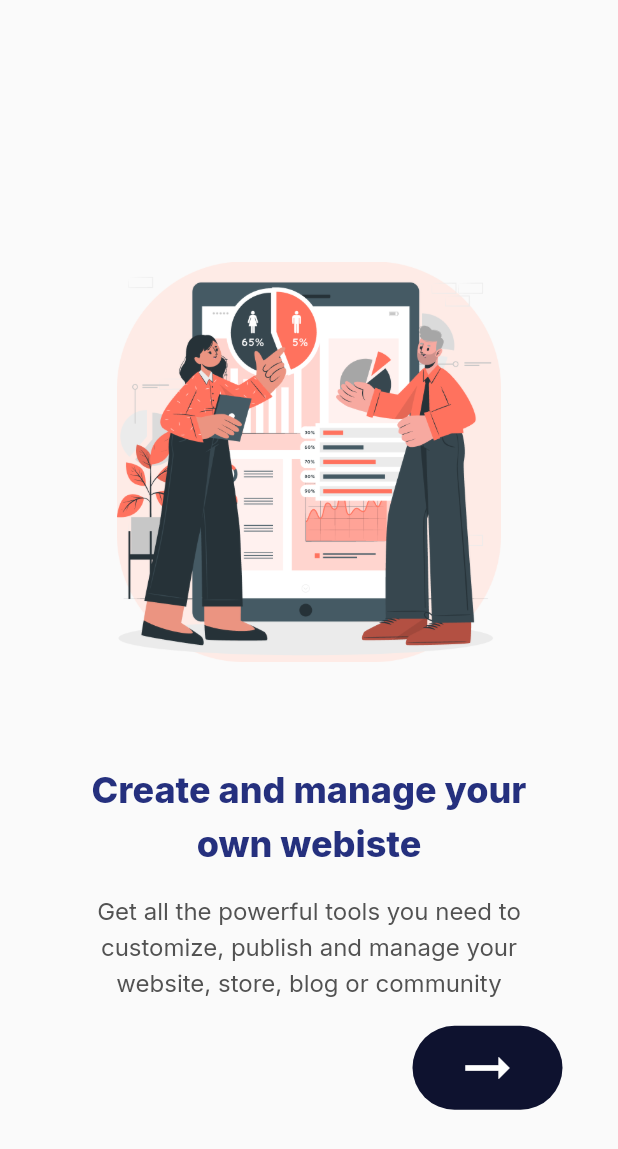
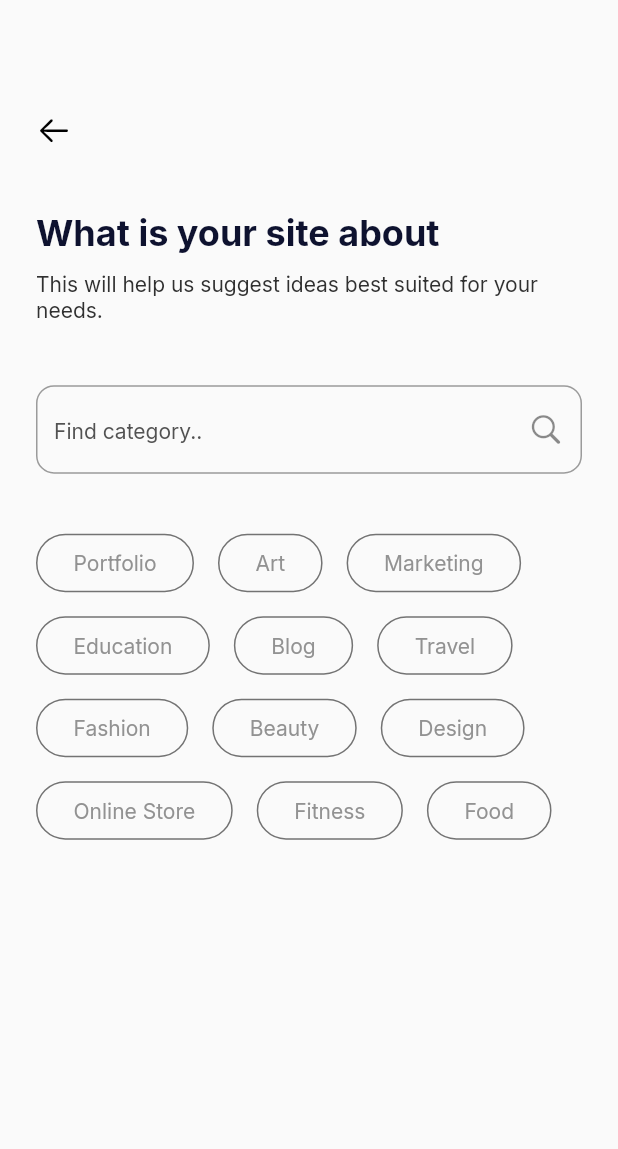
Before and after one commit to maoja37/screeApp, a Flutter app: the screen it shows after launch, on a phone screen of 412 x 824 dp. Shown: the top 1149 px of the screen. Run offline on Flutter 3.47's test engine with Material 2 defaults, Android fonts, the phone set to English and light mode, and no system bars; our stand-ins replace google_fonts.

Commit message:
Website Set UP Screen Commit

```diff
--- a/lib/Screens/LoginProcess/welcome_screen.dart
+++ b/lib/Screens/LoginProcess/welcome_screen.dart
@@ -2,6 +2,7 @@ import 'package:flutter/cupertino.dart';
 import 'package:flutter/material.dart';
 import 'package:flutter/painting.dart';
 import 'package:flutter/rendering.dart';
+import 'package:scree/Screens/WebsiteSetup/site_about.dart';
 import 'package:scree/constants.dart';
 
 class WelcomeScreen extends StatefulWidget {
@@ -47,7 +48,9 @@ class _WelcomeScreenState extends State<WelcomeScreen> {
               shape: RoundedRectangleBorder(
                   borderRadius: BorderRadius.circular(100)),
               color: primary1,
-              onPressed: () {},
+              onPressed: () {
+                Navigator.of(context).push(MaterialPageRoute(builder: (context)=> SiteAbooutScreen()));
+              },
               padding: EdgeInsets.symmetric(horizontal: 32, vertical: 18),
               child: Text(
                 'Start Creating',
--- /dev/null
+++ b/lib/Screens/WebsiteSetup/site_about.dart
@@ -0,0 +1,117 @@
+import 'package:flutter/cupertino.dart';
+import 'package:flutter/material.dart';
+import 'package:flutter/painting.dart';
+import 'package:scree/Screens/WebsiteSetup/site_like.dart';
+import 'package:scree/constants.dart';
+
+class SiteAbooutScreen extends StatefulWidget {
+  const SiteAbooutScreen({Key? key}) : super(key: key);
+
+  @override
+  _SiteAbooutScreenState createState() => _SiteAbooutScreenState();
+}
+
+class _SiteAbooutScreenState extends State<SiteAbooutScreen> {
+  bool _isTapped = false;
+   List<String> tappedItems = [];
+
+  @override
+  Widget build(BuildContext context) {
+    return Scaffold(
+      body: Padding(
+        padding: EdgeInsets.only(left: 24, right: 24, top: 74.75),
+        child: SingleChildScrollView(
+          scrollDirection: Axis.vertical,
+          child: Column(
+            crossAxisAlignment: CrossAxisAlignment.start,
+            children: [
+              Icon(CupertinoIcons.arrow_left, color: Colors.black),
+              SizedBox(
+                height: 42,
+              ),
+              Text(
+                'What is your site about',
+                style: Header5.copyWith(color: primary1),
+              ),
+              SizedBox(
+                height: 11,
+              ),
+              Text(
+                'This will help us suggest ideas best suited for your\nneeds.',
+                style: Small.copyWith(
+                  color: Color(0xff303030),
+                ),
+              ),
+              SizedBox(
+                height: 42,
+              ),
+              TextFormField(
+                  decoration: InputDecoration(
+                border: OutlineInputBorder(
+                  borderRadius: BorderRadius.circular(12),
+                ),
+                hintText: 'Find category..',
+                hintStyle: Small.copyWith(color: Color(0xff525252)),
+                suffixIcon: Icon(CupertinoIcons.search),
+              )),
+              SizedBox(
+                height: 40,
+              ),
+              Wrap(
+                spacing: 16,
+                runSpacing: 16,
+                children: _stuff
+                    .map(
+                      (strings) => GestureDetector(
+                        onTap: () {
+                          setState(()  {
+                            tappedItems.contains(strings)? tappedItems.remove(strings) : tappedItems.add(strings);
+
+                             Future.delayed(Duration(milliseconds: 2000), (){ Navigator.of(context).push(MaterialPageRoute(builder: (context)=> SiteLikeScreen() ));});
+
+
+
+                          });
+                        },
+                        child: AnimatedContainer(
+                          padding:
+                              EdgeInsets.symmetric(horizontal: 24, vertical: 10),
+                          duration: Duration(milliseconds: 200),
+                          decoration: BoxDecoration(
+                              color: tappedItems.contains(strings) ? primary1 : Colors.transparent,
+                              border: Border.all(color: Colors.black54),
+                              borderRadius: BorderRadius.circular(100)),
+                          child: Text(
+                            strings,
+                            style: Small.copyWith(
+                                fontSize: 14,
+                                color:
+                                   tappedItems.contains(strings) ? Colors.white : Color(0xff929292)),
+                          ),
+                        ),
+                      ),
+                    )
+                    .toList(),
+              )
+            ],
+          ),
+        ),
+      ),
+    );
+  }
+
+  List<String> _stuff = [
+    'Portfolio',
+    'Art',
+    'Marketing',
+    'Education',
+    'Blog',
+    'Travel',
+    'Fashion',
+    'Beauty',
+    'Design',
+    'Online Store',
+    'Fitness',
+    'Food'
+  ];
+}
--- a/lib/Screens/splash_screen.dart
+++ b/lib/Screens/splash_screen.dart
@@ -1,6 +1,7 @@
 import 'package:flutter/material.dart';
 import 'package:google_fonts/google_fonts.dart';
 import 'package:scree/Screens/LoginProcess/onboarding1.dart';
+import 'package:scree/Screens/WebsiteSetup/site_about.dart';
 
 class SplashScreen extends StatefulWidget {
   @override
@@ -21,7 +22,7 @@ class _SplashScreenState extends State<SplashScreen> {
   _navigateToHome()async{
     await Future.delayed(Duration(milliseconds: 7000), (){});
 
-    Navigator.of(context).pushReplacement(MaterialPageRoute(builder: (context)=> OnboardingScreen() ));
+    Navigator.of(context).pushReplacement(MaterialPageRoute(builder: (context)=> SiteAbooutScreen() ));
   }
 
   @override
--- a/lib/constants.dart
+++ b/lib/constants.dart
@@ -1,3 +1,4 @@
+import 'package:flutter/cupertino.dart';
 import 'package:flutter/material.dart';
 
 Color primary1 = Color(0xff0E122F);
@@ -7,3 +8,8 @@ Color primary4 = Color(0xff919ADE);
 Color secondary1 = Color(0xffFA5020);
 
 Color kBlack = Color(0xff121212);
+
+
+TextStyle Header5 = TextStyle(fontSize: 24, fontWeight: FontWeight.w700);
+TextStyle Small = TextStyle(fontSize: 14, fontWeight: FontWeight.w400);
+TextStyle SmallBold = TextStyle(fontSize: 14, fontWeight: FontWeight.w600);
```
Also changed, not shown: lib/Screens/WebsiteSetup/site_like.dart (added, +117 -0 lines), lib/Components/back_next_nav.dart (added).
